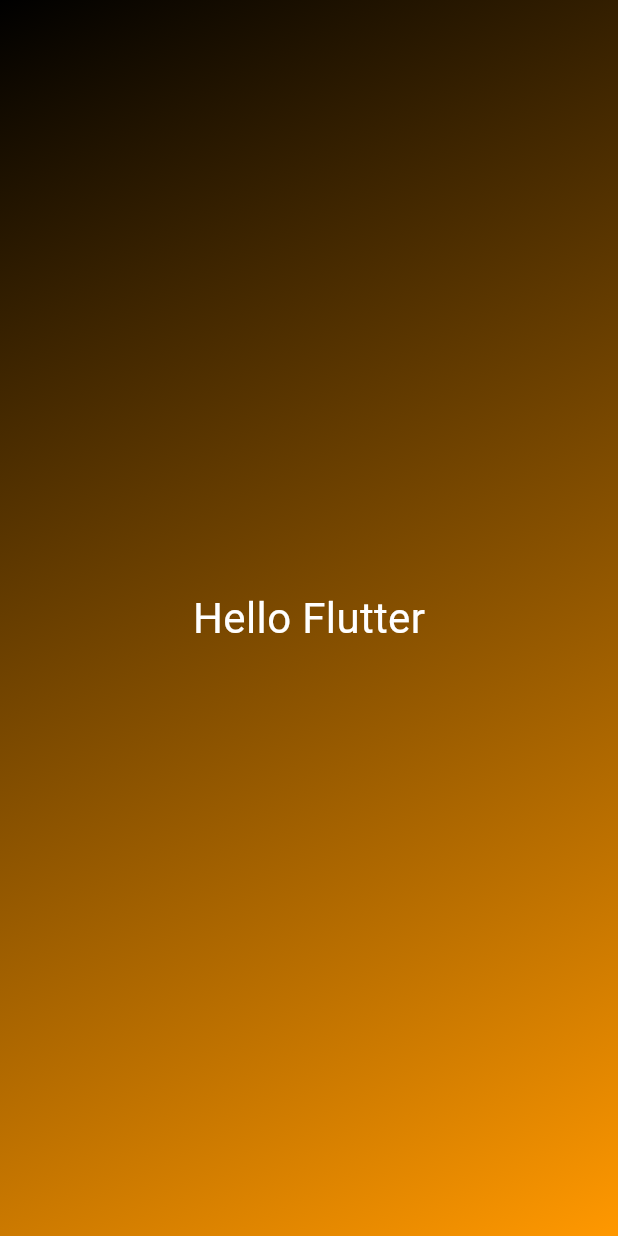
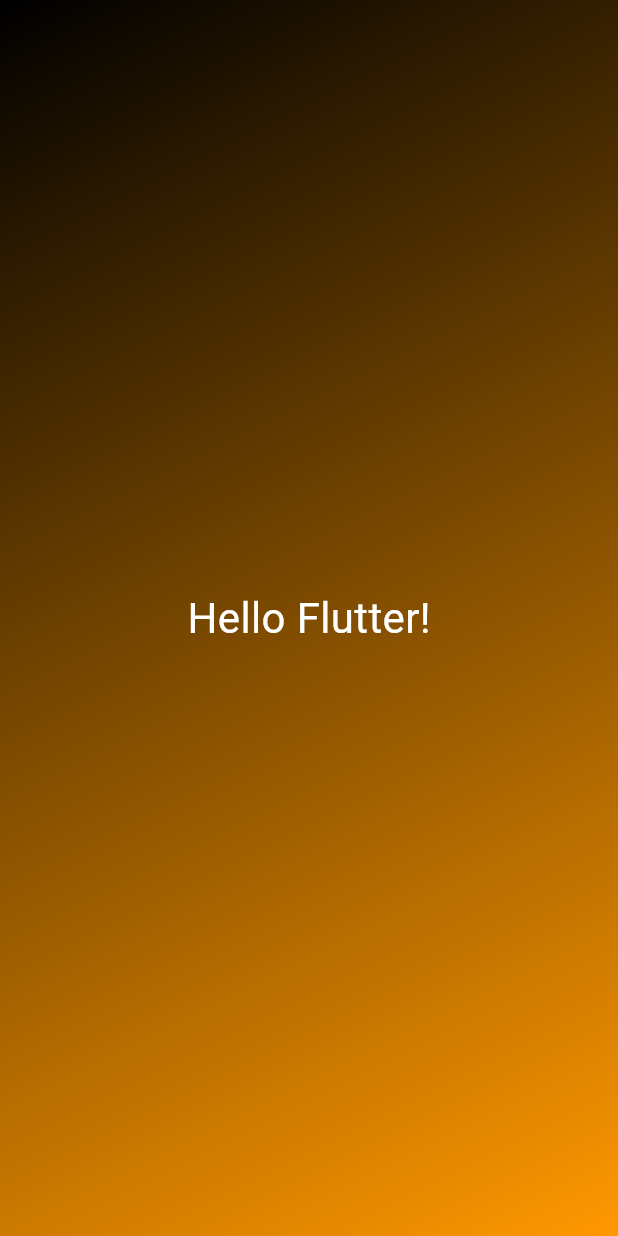
Before and after one commit to anthrofax/roll_dice_app, a Flutter app: the screen it shows after launch, on a phone screen of 412 x 824 dp. Run offline on Flutter 3.47's test engine with Material 3 defaults, Android fonts, the phone set to English and light mode, and no system bars.

```diff
--- /dev/null
+++ b/lib/gradient_container.dart
@@ -0,0 +1,27 @@
+import 'package:flutter/material.dart';
+import 'package:learn_flutter/styled_text.dart';
+
+  // Alignment? startAlignment;
+ Alignment startAlignment = Alignment.topLeft;
+ Alignment endAlignment = Alignment.bottomRight;
+
+class GradientContainer extends StatelessWidget {
+  // const GradientContainer({key}) : super(key: key);
+  const GradientContainer({super.key});
+
+  @override
+  Widget build(context) {
+    // startAlignment = Alignment.topLeft;
+    return Container(
+      decoration:  BoxDecoration(
+        gradient: LinearGradient(
+            colors: const [Colors.black, Colors.orange],
+            begin: startAlignment,
+            end: endAlignment),
+      ),
+      child: const Center(
+        child: StyledText(),
+      ),
+    );
+  }
+}
--- a/lib/main.dart
+++ b/lib/main.dart
@@ -1,4 +1,5 @@
 import 'package:flutter/material.dart';
+import 'package:learn_flutter/gradient_container.dart';
 
 void main() {
   runApp(
@@ -8,26 +9,3 @@ void main() {
             body: GradientContainer())),
   );
 }
-
-class GradientContainer extends StatelessWidget {
-  // const GradientContainer({key}) : super(key: key);
-  const GradientContainer({super.key});
-
-  @override
-  Widget build(context) {
-    return Container(
-      decoration: const BoxDecoration(
-        gradient: LinearGradient(
-            colors: [Colors.black, Colors.orange],
-            begin: Alignment.topLeft,
-            end: Alignment.bottomRight),
-      ),
-      child: const Center(
-        child: Text(
-          'Hello Flutter',
-          style: TextStyle(color: Colors.white, fontSize: 28),
-        ),
-      ),
-    );
-  }
-}
--- /dev/null
+++ b/lib/styled_text.dart
@@ -0,0 +1,13 @@
+import 'package:flutter/material.dart';
+
+class StyledText extends StatelessWidget {
+  const StyledText({super.key});
+
+  @override
+  Widget build(context) {
+    return const Text(
+      'Hello Flutter!',
+      style: TextStyle(color: Colors.white, fontSize: 28),
+    );
+  }
+}
--- a/pubspec.yaml
+++ b/pubspec.yaml
@@ -1,4 +1,4 @@
-name: flutter_application_1
+name: learn_flutter
 description: "A new Flutter project."
 # The following line prevents the package from being accidentally published to
 # pub.dev using `flutter pub publish`. This is preferred for private packages.
@@ -46,7 +46,7 @@ dev_dependencies:
   # activated in the `analysis_options.yaml` file located at the root of your
   # package. See that file for information about deactivating specific lint
   # rules and activating additional ones.
-  flutter_lints: ^2.0.0
+  flutter_lints: ^3.0.1
 
 # For information on the generic Dart part of this file, see the
 # following page: https://dart.dev/tools/pub/pubspec
```
Also changed, not shown: pubspec.lock, 1 other file.
